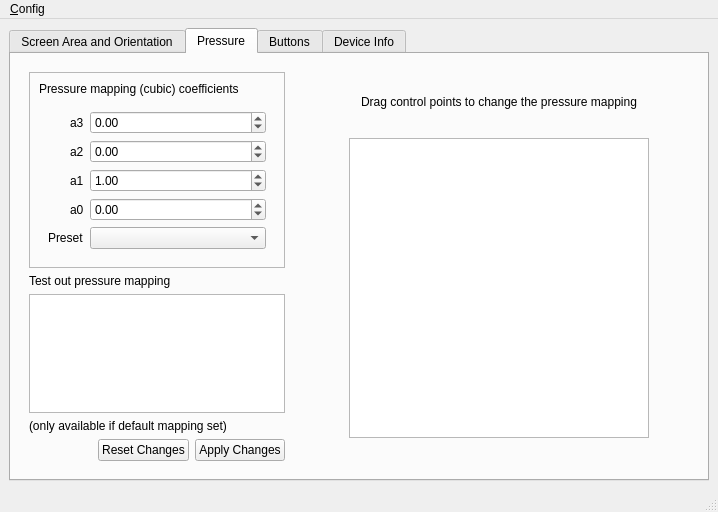
Qt form main.ui (jlam55555/veikk-linux-driver-gui) before a commit.
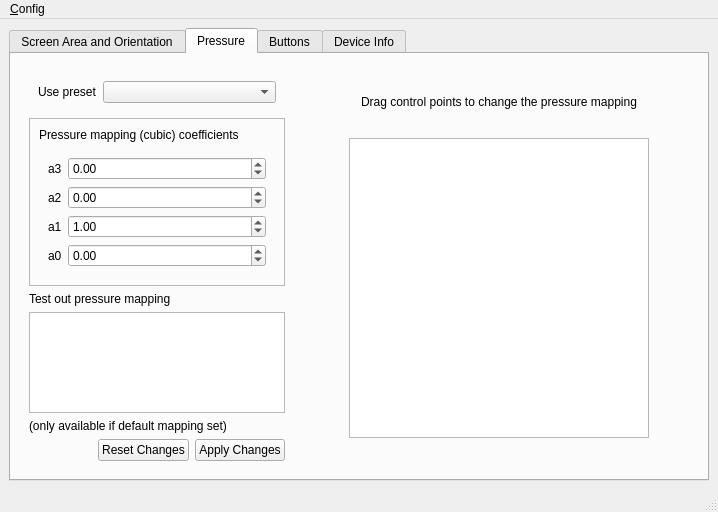
The same form after that commit. The open tabs and pages were chosen to show the change.

```diff
--- a/main.ui
+++ b/main.ui
@@ -327,6 +327,22 @@
            </sizepolicy>
           </property>
           <layout class="QVBoxLayout" name="verticalLayout_6">
+           <item>
+            <widget class="QWidget" name="formWidget" native="true">
+             <layout class="QFormLayout" name="formLayout_4">
+              <item row="0" column="0">
+               <widget class="QLabel" name="label_17">
+                <property name="text">
+                 <string>Use preset</string>
+                </property>
+               </widget>
+              </item>
+              <item row="0" column="1">
+               <widget class="QComboBox" name="pressure_map_defaults"/>
+              </item>
+             </layout>
+            </widget>
+           </item>
            <item>
             <widget class="QFrame" name="frame_2">
              <property name="frameShape">
@@ -432,16 +448,6 @@
                    </property>
                   </widget>
                  </item>
-                 <item row="4" column="0">
-                  <widget class="QLabel" name="label_17">
-                   <property name="text">
-                    <string>Preset</string>
-                   </property>
-                  </widget>
-                 </item>
-                 <item row="4" column="1">
-                  <widget class="QComboBox" name="comboBox_2"/>
-                 </item>
                 </layout>
                </widget>
               </item>
```
